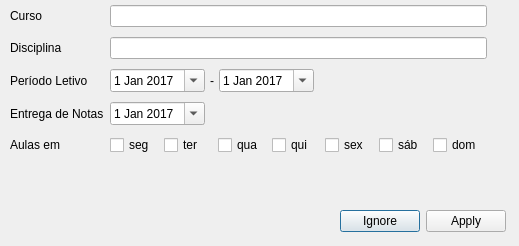
Qt form windowaddcal.ui (lattice0/Tikz-Tak) before a commit.
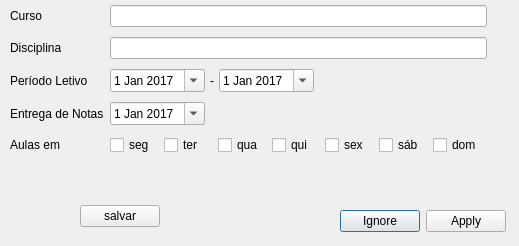
The same form after that commit.

```diff
--- a/windowaddcal.ui
+++ b/windowaddcal.ui
@@ -247,6 +247,19 @@
     <set>QDialogButtonBox::Apply|QDialogButtonBox::Ignore</set>
    </property>
   </widget>
+  <widget class="QPushButton" name="buttonSaveData">
+   <property name="geometry">
+    <rect>
+     <x>80</x>
+     <y>205</y>
+     <width>80</width>
+     <height>22</height>
+    </rect>
+   </property>
+   <property name="text">
+    <string>salvar</string>
+   </property>
+  </widget>
  </widget>
  <resources/>
  <connections/>
```
Left out of the diff: 2 changed lines with no effect on the pictures.
